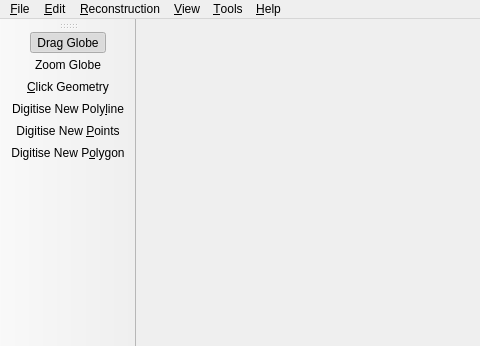
Old version of the form src/qt-widgets/ViewportWindowUi.ui in the repository GPlates/GPlates; both pictures show x 0 to 480 and y 0 to 346 of the 724 by 600 pixel window.
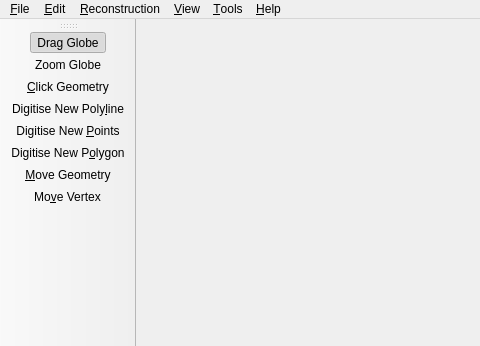
New version of the form. Icons and pictures are not drawn.

What changed in the file:
```diff
--- a/src/qt-widgets/ViewportWindowUi.ui
+++ b/src/qt-widgets/ViewportWindowUi.ui
@@ -141,6 +141,8 @@
    <addaction name="action_Digitise_New_Polyline" />
    <addaction name="action_Digitise_New_MultiPoint" />
    <addaction name="action_Digitise_New_Polygon" />
+   <addaction name="action_Move_Geometry" />
+   <addaction name="action_Move_Vertex" />
   </widget>
   <widget class="QDockWidget" name="dock_search_results" >
    <property name="contextMenuPolicy" >
@@ -839,6 +841,46 @@
     <string>Ctrl+R</string>
    </property>
   </action>
+  <action name="action_Move_Geometry" >
+   <property name="checkable" >
+    <bool>true</bool>
+   </property>
+   <property name="checked" >
+    <bool>false</bool>
+   </property>
+   <property name="icon" >
+    <iconset resource="../qt-resources/qt_widgets.qrc" >:/gnome_stock_edit_points_16.png</iconset>
+   </property>
+   <property name="text" >
+    <string>&amp;Move Geometry</string>
+   </property>
+   <property name="iconText" >
+    <string>&amp;Move Geometry</string>
+   </property>
+   <property name="toolTip" >
+    <string>Drag geometry to adjust position</string>
+   </property>
+  </action>
+  <action name="action_Move_Vertex" >
+   <property name="checkable" >
+    <bool>true</bool>
+   </property>
+   <property name="checked" >
+    <bool>false</bool>
+   </property>
+   <property name="icon" >
+    <iconset resource="../qt-resources/qt_widgets.qrc" >:/gnome_stock_edit_points_16.png</iconset>
+   </property>
+   <property name="text" >
+    <string>Mo&amp;ve Vertex</string>
+   </property>
+   <property name="iconText" >
+    <string>Mo&amp;ve Vertex</string>
+   </property>
+   <property name="toolTip" >
+    <string>Drag vertices of geometry to adjust position</string>
+   </property>
+  </action>
  </widget>
  <resources>
   <include location="../qt-resources/qt_widgets.qrc" />
```
